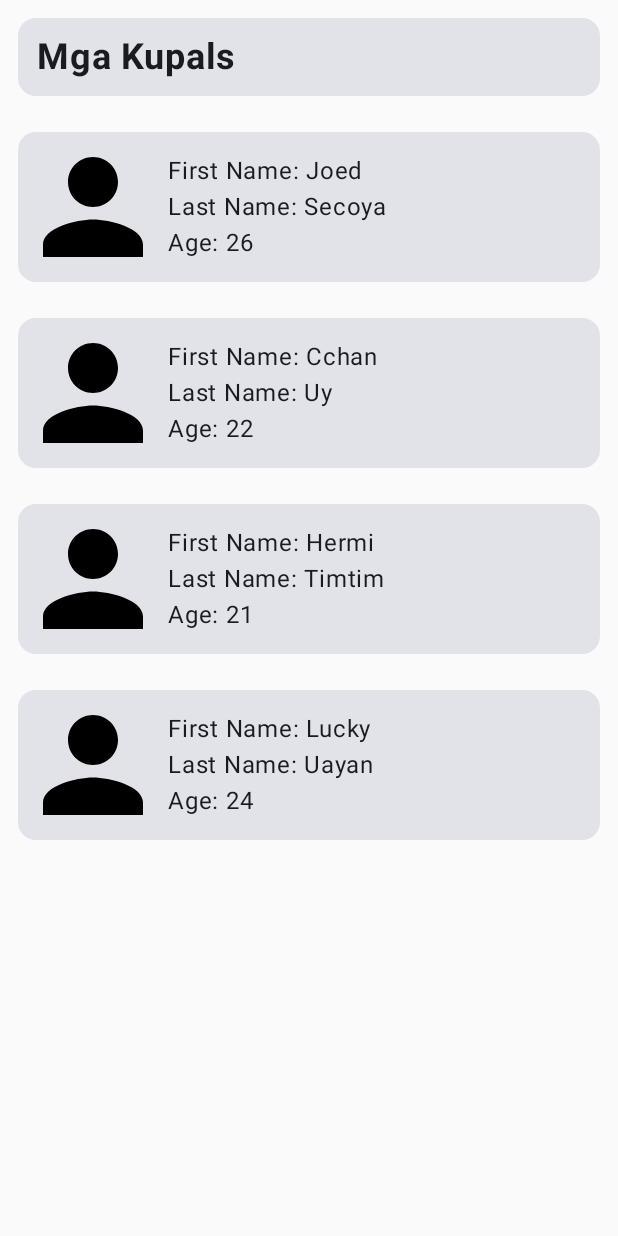
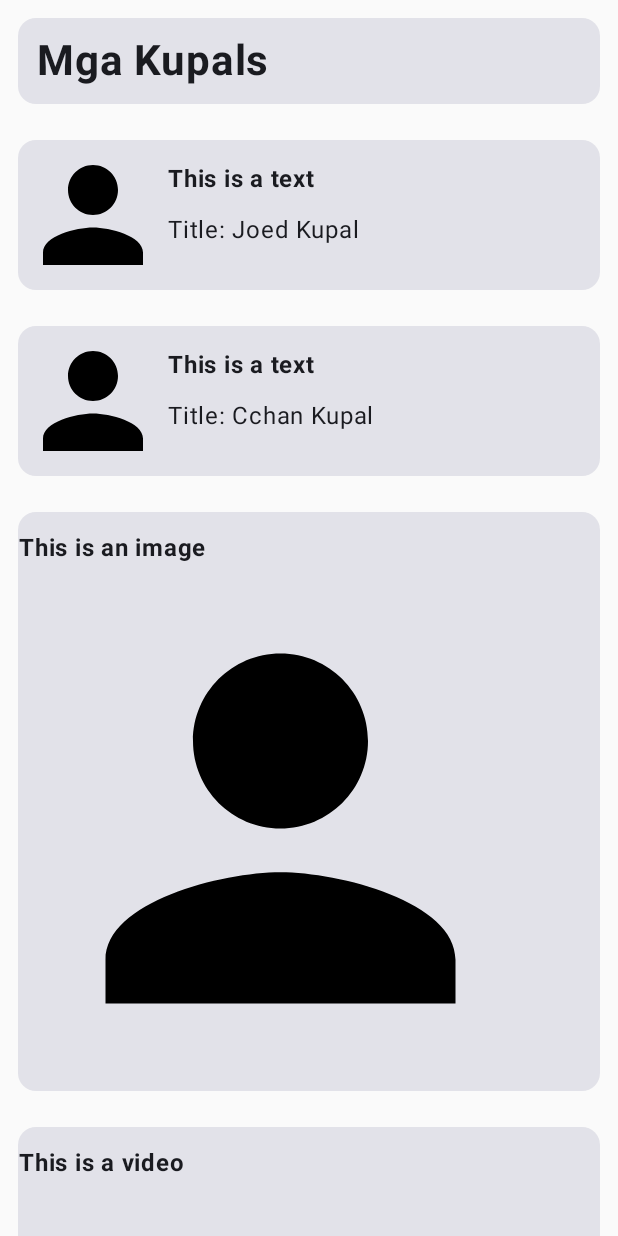
Before and after one commit to lbronn/Budgeteer, an Android app built with Jetpack Compose: the screen it shows after launch (MainActivity), on a phone screen of 412 x 824 dp. Run offline under Robolectric (Android 15) with nearby library versions, the phone set to English and light mode, and no system bars.

Commit message:
Added a more comprehensive cards such as image, text, and video cards.

```diff
--- a/app/src/main/java/com/example/budgeteer/Kupals.kt
+++ b/app/src/main/java/com/example/budgeteer/Kupals.kt
@@ -1,7 +1,13 @@
 package com.example.budgeteer
 
 data class Kupals(
-    val firstName: String,
-    val lastName: String,
-    val age: Int
+    val header: String,
+    val text: String,
+    val type: KupalsType
 )
+
+enum class KupalsType {
+    TEXT,
+    VIDEO,
+    IMAGE
+}
--- a/app/src/main/java/com/example/budgeteer/MainActivity.kt
+++ b/app/src/main/java/com/example/budgeteer/MainActivity.kt
@@ -1,5 +1,6 @@
 package com.example.budgeteer
 
+import android.content.res.Configuration
 import android.os.Bundle
 import androidx.activity.ComponentActivity
 import androidx.activity.compose.setContent
@@ -20,6 +21,8 @@ import androidx.compose.ui.Modifier
 import androidx.compose.ui.res.painterResource
 import androidx.compose.ui.text.font.FontWeight
 import androidx.compose.ui.text.style.TextAlign
+import androidx.compose.ui.tooling.preview.Preview
+import androidx.compose.ui.tooling.preview.Wallpapers
 import androidx.compose.ui.unit.dp
 import androidx.compose.ui.unit.sp
 import com.example.budgeteer.ui.theme.BudgeteerTheme
@@ -30,16 +33,15 @@ class MainActivity : ComponentActivity() {
 //        enableEdgeToEdge()
 
         val kupals = listOf(
-            Kupals("Joed", "Secoya", 26),
-            Kupals("Cchan", "Uy", 22),
-            Kupals("Hermi", "Timtim", 21),
-            Kupals("Lucky", "Uayan", 24),
-            Kupals("Chow", "Taboada", 16),
-            Kupals("Lance", "Salera", 12)
+            Kupals("This is a text", "Joed Kupal", KupalsType.TEXT),
+            Kupals("This is a text", "Cchan Kupal", KupalsType.TEXT),
+            Kupals("This is an image", "Lance Kupal", KupalsType.IMAGE),
+            Kupals("This is a video", "Rico Kupal", KupalsType.VIDEO),
+            Kupals("This is an image", "Menec Kupal", KupalsType.IMAGE),
+            Kupals("This is a video", "Kenj Kupal", KupalsType.VIDEO),
         )
 
-        val kupalTitle: String = "Mga Kupals"
-        val legalAgeKupals = kupals.filter { it.age >= 18 }
+        val kupalTitle = "Mga Kupals"
 
         setContent {
             BudgeteerTheme {
@@ -47,8 +49,18 @@ class MainActivity : ComponentActivity() {
                     item(kupalTitle) {
                         KupalTitle(title = kupalTitle)
                     }
-                    items(legalAgeKupals) {
-                        ShowKupals(it)
+                    items(kupals) {
+                        when (it.type) {
+                            KupalsType.TEXT -> {
+                                ShowKupalsText(it)
+                            }
+                            KupalsType.IMAGE -> {
+                                ShowKupalsImage(it)
+                            }
+                            KupalsType.VIDEO -> {
+                                ShowKupalsVideo(it)
+                            }
+                        }
                     }
                 }
             }
@@ -56,6 +68,7 @@ class MainActivity : ComponentActivity() {
     }
 }
 
+//@Preview
 @Composable
 fun KupalTitle(title: String) {
     Card(
@@ -65,14 +78,15 @@ fun KupalTitle(title: String) {
             text = title,
             textAlign = TextAlign.Center,
             fontWeight = FontWeight.Bold,
-            fontSize = 24.sp,
+            fontSize = 28.sp,
             modifier = Modifier.padding(12.dp)
         )
     }
 }
 
+//@Preview
 @Composable
-fun ShowKupals(kupal: Kupals) {
+fun ShowKupalsText(kupal: Kupals) {
     Card(
         modifier = Modifier.fillMaxSize().padding(12.dp)
     ) {
@@ -84,16 +98,53 @@ fun ShowKupals(kupal: Kupals) {
             )
             Column {
                 Text(
-                    text = "First Name: " + kupal.firstName,
+                    text = kupal.header,
+                    fontWeight = FontWeight.Bold,
                     modifier = Modifier.padding(top = 14.dp)
                 )
                 Text(
-                    text = "Last Name: " + kupal.lastName
-                )
-                Text(
-                    text = "Age: " + kupal.age
+                    text = "Title: " + kupal.text,
+                    modifier = Modifier.padding(top = 10.dp)
                 )
             }
         }
     }
 }
+
+@Composable
+fun ShowKupalsImage(kupal: Kupals) {
+    Card(
+        modifier = Modifier.fillMaxSize().padding(12.dp)
+    ) {
+        Text(
+            text = kupal.header,
+            textAlign = TextAlign.Center,
+            fontWeight = FontWeight.Bold,
+            modifier = Modifier.padding(top = 12.dp)
+        )
+        Image(
+            painter = painterResource(id = R.drawable.person_vector),
+            contentDescription = "Sample image",
+            modifier = Modifier.height(350.dp).width(350.dp)
+        )
+    }
+}
+
+@Composable
+fun ShowKupalsVideo(kupal: Kupals) {
+    Card(
+        modifier = Modifier.fillMaxSize().padding(12.dp)
+    ) {
+        Text(
+            text = kupal.header,
+            textAlign = TextAlign.Center,
+            fontWeight = FontWeight.Bold,
+            modifier = Modifier.padding(top = 12.dp)
+        )
+        Image(
+            painter = painterResource(id = R.drawable.person_vector),
+            contentDescription = "Sample video",
+            modifier = Modifier.height(350.dp).width(350.dp)
+        )
+    }
+}
```
